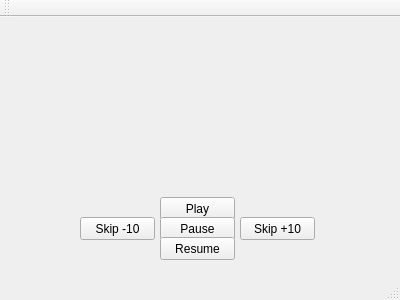
First picture: the form in mainwindow.ui, repository SpenserL/WirelessAudio, before the edit.
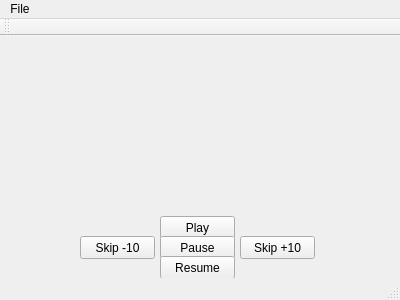
Second picture: the form after the edit.

```diff
--- a/mainwindow.ui
+++ b/mainwindow.ui
@@ -89,6 +89,14 @@
      <height>21</height>
     </rect>
    </property>
+   <widget class="QMenu" name="menuFile">
+    <property name="title">
+     <string>File</string>
+    </property>
+    <addaction name="actionConnect"/>
+    <addaction name="actionDisconnect"/>
+   </widget>
+   <addaction name="menuFile"/>
   </widget>
   <widget class="QToolBar" name="mainToolBar">
    <attribute name="toolBarArea">
```
Left out of the diff: 13 changed lines with no effect on the pictures.
